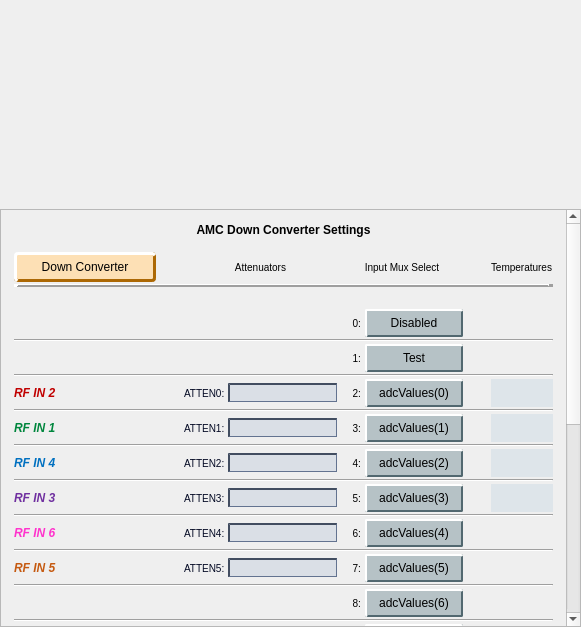
Old version of the form individuals/downconverter_mux_select.ui in the repository cristinasewell/ATCA_PyDM_Screens.
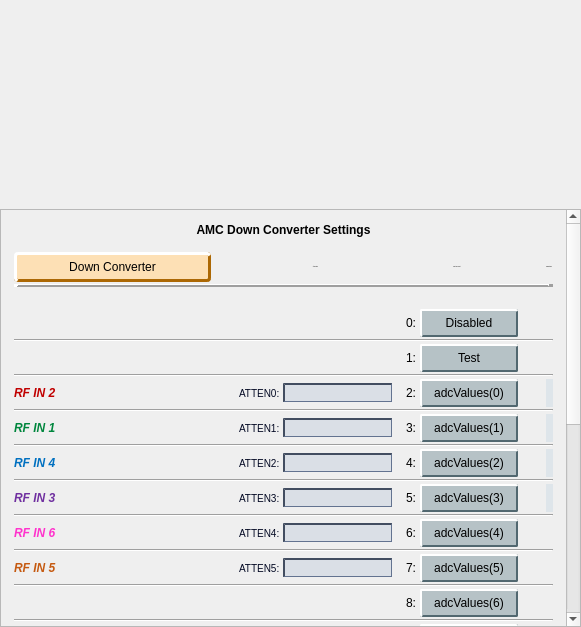
New version of the form. Custom widgets are drawn as their Qt base class.

Commit message: Fix layout - looks ok now

```diff
--- a/individuals/downconverter_mux_select.ui
+++ b/individuals/downconverter_mux_select.ui
@@ -61,9 +61,6 @@
   border-color: rgb(66,77,96);
   border-style: inset;
   border-width: 2px 1px 1px 2px;
-}
-QLabel {
-  font-size: 10px;
 }</string>
   </property>
   <layout class="QGridLayout" name="gridLayout" rowstretch="1,0,0" columnstretch="0">
```
The commit also changes 3 other files.
